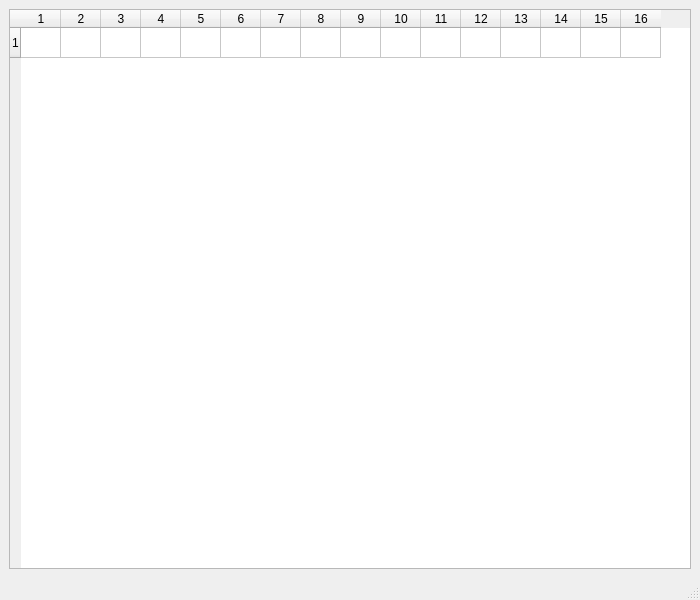
The window that src/ui/memorywindow.ui (TopiLep/QtChip8) describes before a commit, drawn with Qt 5.
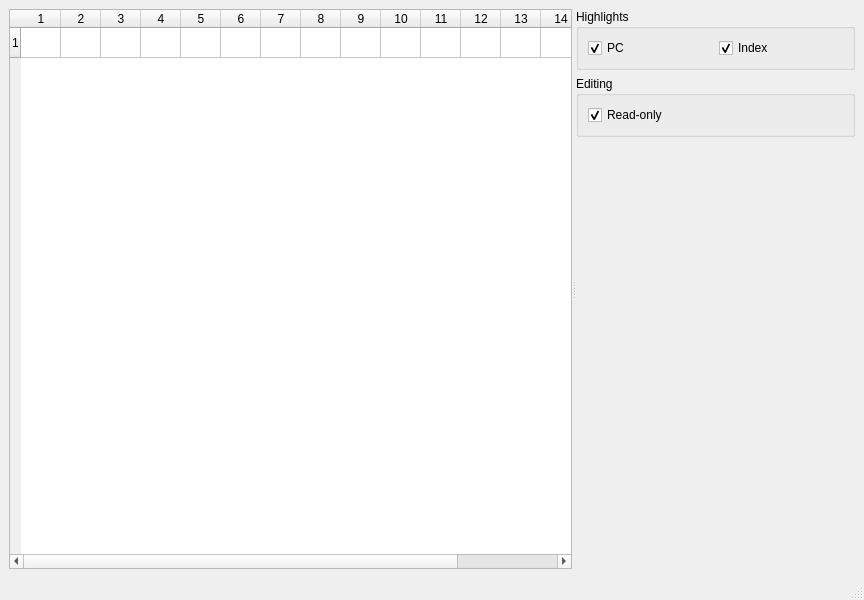
The same window after the commit.

Commit message:
Add memory editor UI and writeMemory
Expose chip8::writeMemory (chip8.h/cpp) to allow runtime memory writes. Revamp MemoryWindow: enlarge UI, add splitter, PC/Index highlight and Read-only checkboxes, and emit memoryEditRequest when a table cell is changed; apply highlighting only when enabled. Connect MemoryWindow signal in MainWindow to call chip8::writeMemory. Also set application style to Fusion in main.cpp. These changes enable safe in-UI memory inspection and editing.

What changed in the file:
```diff
--- a/src/ui/memorywindow.ui
+++ b/src/ui/memorywindow.ui
@@ -6,7 +6,7 @@
    <rect>
     <x>0</x>
     <y>0</y>
-    <width>700</width>
+    <width>864</width>
     <height>600</height>
    </rect>
   </property>
@@ -16,7 +16,22 @@
   <widget class="QWidget" name="centralwidget">
    <layout class="QVBoxLayout" name="verticalLayout">
     <item>
+     <widget class="QSplitter" name="splitter">
+      <property name="orientation">
+       <enum>Qt::Orientation::Horizontal</enum>
+      </property>
      <widget class="QTableWidget" name="MemoryTable">
+       <property name="font">
+        <font>
+         <kerning>true</kerning>
+        </font>
+       </property>
+       <property name="editTriggers">
+        <set>QAbstractItemView::EditTrigger::NoEditTriggers</set>
+       </property>
+       <property name="showGrid">
+        <bool>true</bool>
+       </property>
       <property name="rowCount">
        <number>1</number>
       </property>
@@ -44,6 +59,87 @@
       <column/>
       <column/>
      </widget>
+      <widget class="QWidget" name="verticalLayoutWidget">
+       <layout class="QVBoxLayout" name="GroupBoxVBox">
+        <property name="leftMargin">
+         <number>0</number>
+        </property>
+        <item>
+         <widget class="QGroupBox" name="Highlights">
+          <property name="sizePolicy">
+           <sizepolicy hsizetype="Preferred" vsizetype="Maximum">
+            <horstretch>0</horstretch>
+            <verstretch>0</verstretch>
+           </sizepolicy>
+          </property>
+          <property name="title">
+           <string>Highlights</string>
+          </property>
+          <layout class="QHBoxLayout" name="horizontalLayout">
+           <item>
+            <widget class="QCheckBox" name="PcCheckBox">
+             <property name="text">
+              <string>PC</string>
+             </property>
+             <property name="checked">
+              <bool>true</bool>
+             </property>
+            </widget>
+           </item>
+           <item>
+            <widget class="QCheckBox" name="IndexCheckBox">
+             <property name="text">
+              <string>Index</string>
+             </property>
+             <property name="checked">
+              <bool>true</bool>
+             </property>
+            </widget>
+           </item>
+          </layout>
+         </widget>
+        </item>
+        <item>
+         <widget class="QGroupBox" name="Editing">
+          <property name="sizePolicy">
+           <sizepolicy hsizetype="Preferred" vsizetype="Maximum">
+            <horstretch>0</horstretch>
+            <verstretch>0</verstretch>
+           </sizepolicy>
+          </property>
+          <property name="title">
+           <string>Editing</string>
+          </property>
+          <layout class="QVBoxLayout" name="verticalLayout_3">
+           <item>
+            <widget class="QCheckBox" name="readOnlyCheckBox">
+             <property name="text">
+              <string>Read-only</string>
+             </property>
+             <property name="checked">
+              <bool>true</bool>
+             </property>
+            </widget>
+           </item>
+          </layout>
+         </widget>
+        </item>
+        <item>
+         <spacer name="verticalSpacer">
+          <property name="orientation">
+           <enum>Qt::Orientation::Vertical</enum>
+          </property>
+          <property name="sizeHint" stdset="0">
+           <size>
+            <width>20</width>
+            <height>40</height>
+           </size>
+          </property>
+         </spacer>
+        </item>
+       </layout>
+      </widget>
+     </widget>
     </item>
    </layout>
   </widget>
```
Left out of the diff: 4 changed lines with no effect on the pictures. Lines whose indentation alone changed are shown as unchanged. The commit also changes 6 other files.
